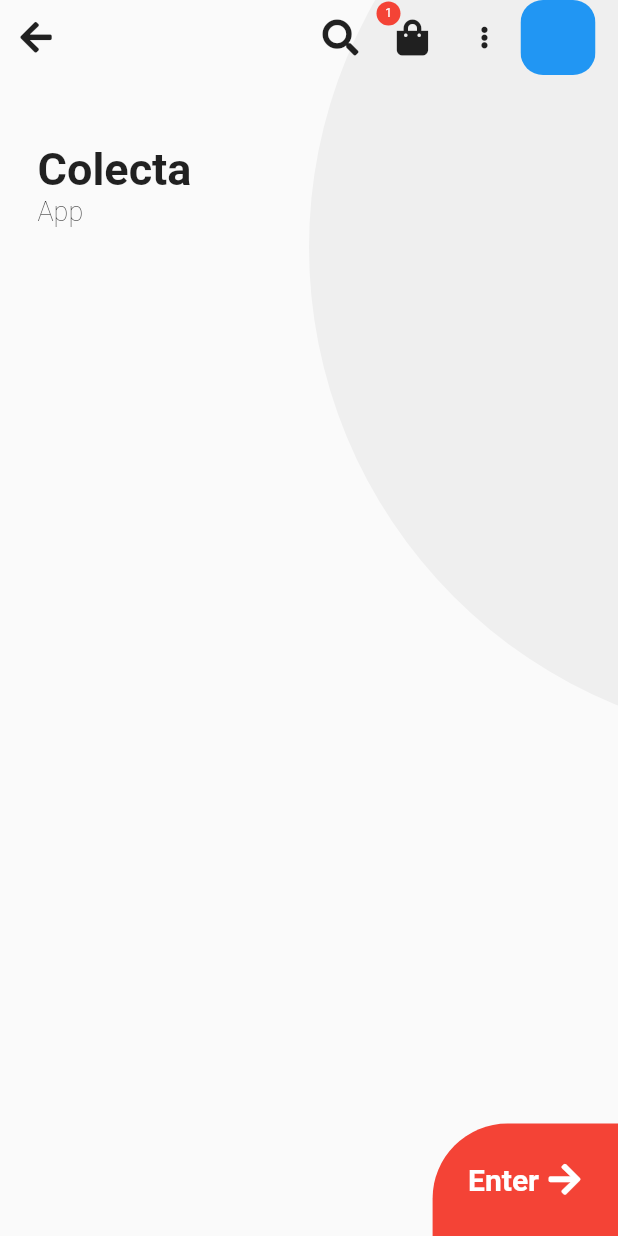
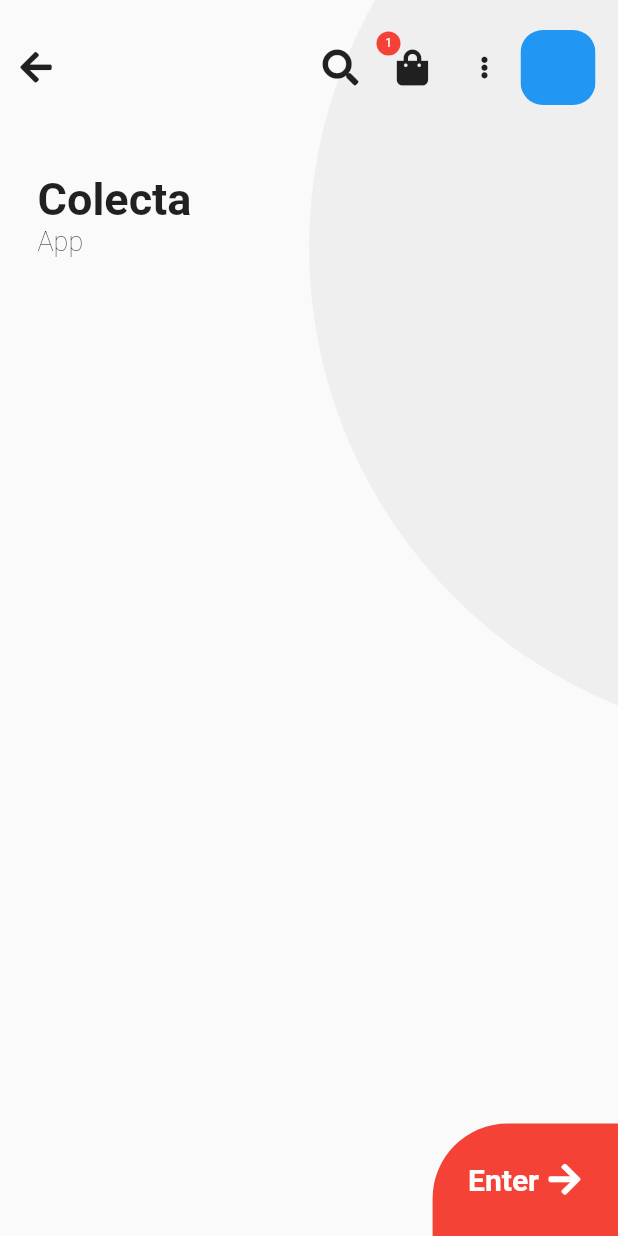
Before and after one commit to ilodi/uiFLutter, a Flutter app: the screen it shows after launch, on a phone screen of 412 x 824 dp. Run offline on Flutter 3.47's test engine with Material 2 defaults, Android fonts, the phone set to English and light mode, and no system bars; our stand-ins replace font_awesome_flutter.

Commit message:
icos test

```diff
--- a/lib/src/widgets/CustomAppBar.dart
+++ b/lib/src/widgets/CustomAppBar.dart
@@ -5,6 +5,7 @@ class CustomAppBar extends StatelessWidget {
   @override
   Widget build(BuildContext context) {
     return Container(
+      padding: EdgeInsets.only(top: 20.0) ,
       width: double.infinity,
       color: Colors.transparent,
       child: Row(
```
Also changed, not shown: pubspec.yaml (+7 -1 lines), assets/icon/colecta.jpg (added), assets/icon/colectaC.png (added), assets/icon/icon.png (added), pubspec.lock, 27 other files.
